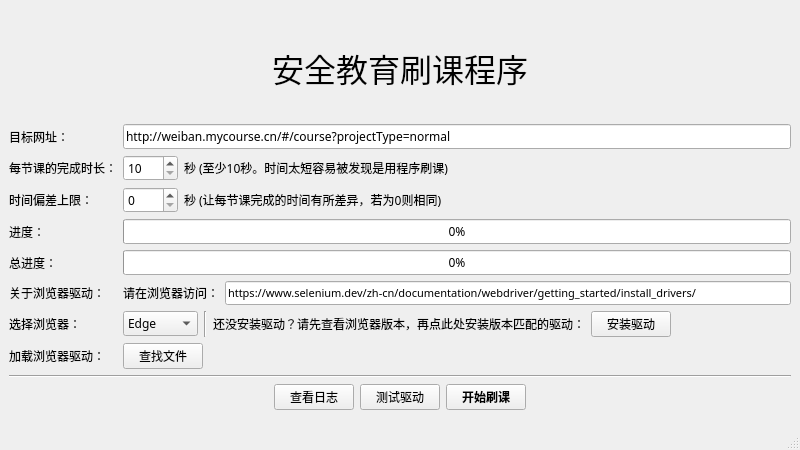
Before: the Qt Designer form ui.ui in laorange/ScriptForSafetyEducation, drawn with Qt 5.
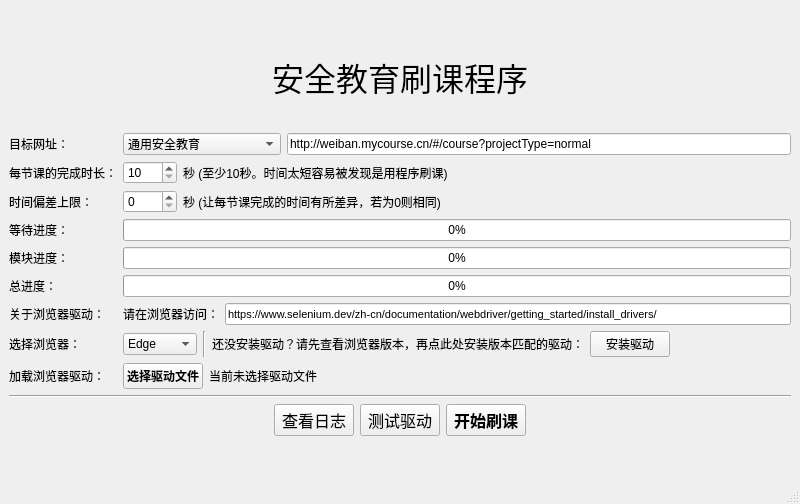
After: the same form once the commit is applied.

Diff of the .ui file:
```diff
--- a/ui.ui
+++ b/ui.ui
@@ -7,7 +7,7 @@
     <x>0</x>
     <y>0</y>
     <width>800</width>
-    <height>450</height>
+    <height>504</height>
    </rect>
   </property>
   <property name="minimumSize">
@@ -17,9 +17,7 @@
    </size>
   </property>
   <property name="font">
-   <font>
-    <family>MiSans</family>
-   </font>
+   <font/>
   </property>
   <property name="windowTitle">
    <string>MainWindow</string>
@@ -49,7 +47,6 @@
       </property>
       <property name="font">
        <font>
-        <family>MiSans</family>
         <pointsize>24</pointsize>
        </font>
       </property>
@@ -80,6 +77,32 @@
        </widget>
       </item>
       <item row="0" column="1">
+       <layout class="QHBoxLayout" name="horizontalLayout_5">
+        <item>
+         <widget class="QComboBox" name="projectType">
+          <item>
+           <property name="text">
+            <string>通用安全教育</string>
+           </property>
+          </item>
+          <item>
+           <property name="text">
+            <string>新生安全教育</string>
+           </property>
+          </item>
+          <item>
+           <property name="text">
+            <string>专题安全教育</string>
+           </property>
+          </item>
+          <item>
+           <property name="text">
+            <string>其他(请在右侧框内填写)</string>
+           </property>
+          </item>
+         </widget>
+        </item>
+        <item>
        <widget class="QLineEdit" name="TARGET_URL">
         <property name="minimumSize">
          <size>
@@ -104,6 +127,8 @@
         </property>
        </widget>
       </item>
+       </layout>
+      </item>
       <item row="1" column="0">
        <widget class="QLabel" name="label_3">
         <property name="text">
@@ -180,14 +205,14 @@
        </widget>
       </item>
       <item row="3" column="0">
-       <widget class="QLabel" name="label_7">
+       <widget class="QLabel" name="label_15">
         <property name="text">
-         <string>进度：</string>
+         <string>等待进度：</string>
         </property>
        </widget>
       </item>
       <item row="3" column="1">
-       <widget class="QProgressBar" name="progressBar">
+       <widget class="QProgressBar" name="waitProgressBar">
         <property name="value">
          <number>0</number>
         </property>
@@ -206,13 +231,39 @@
        </widget>
       </item>
       <item row="4" column="0">
+       <widget class="QLabel" name="label_7">
+        <property name="text">
+         <string>模块进度：</string>
+        </property>
+       </widget>
+      </item>
+      <item row="4" column="1">
+       <widget class="QProgressBar" name="progressBar">
+        <property name="value">
+         <number>0</number>
+        </property>
+        <property name="alignment">
+         <set>Qt::AlignCenter</set>
+        </property>
+        <property name="textVisible">
+         <bool>true</bool>
+        </property>
+        <property name="invertedAppearance">
+         <bool>false</bool>
+        </property>
+        <property name="textDirection">
+         <enum>QProgressBar::TopToBottom</enum>
+        </property>
+       </widget>
+      </item>
+      <item row="5" column="0">
        <widget class="QLabel" name="label_13">
         <property name="text">
          <string>总进度：</string>
         </property>
        </widget>
       </item>
-      <item row="4" column="1">
+      <item row="5" column="1">
        <widget class="QProgressBar" name="totalProgressBar">
         <property name="value">
          <number>0</number>
@@ -231,14 +282,14 @@
         </property>
        </widget>
       </item>
-      <item row="5" column="0">
+      <item row="6" column="0">
        <widget class="QLabel" name="label_12">
         <property name="text">
          <string>关于浏览器驱动：</string>
         </property>
        </widget>
       </item>
-      <item row="5" column="1">
+      <item row="6" column="1">
        <layout class="QHBoxLayout" name="horizontalLayout_4">
         <item>
          <widget class="QLabel" name="label_10">
@@ -251,7 +302,6 @@
          <widget class="QLineEdit" name="lineEdit_2">
           <property name="font">
            <font>
-            <family>MiSans</family>
             <pointsize>8</pointsize>
            </font>
           </property>
@@ -265,17 +315,20 @@
         </item>
        </layout>
       </item>
-      <item row="6" column="0">
+      <item row="7" column="0">
        <widget class="QLabel" name="label_9">
         <property name="text">
          <string>选择浏览器：</string>
         </property>
        </widget>
       </item>
-      <item row="6" column="1">
+      <item row="7" column="1">
        <layout class="QHBoxLayout" name="horizontalLayout">
         <item>
          <widget class="QComboBox" name="BROWSER">
+          <property name="font">
+           <font/>
+          </property>
           <item>
            <property name="text">
             <string>Edge</string>
@@ -329,26 +382,31 @@
         </item>
        </layout>
       </item>
-      <item row="7" column="0">
+      <item row="8" column="0">
        <widget class="QLabel" name="label_8">
         <property name="text">
          <string>加载浏览器驱动：</string>
         </property>
        </widget>
       </item>
-      <item row="7" column="1">
+      <item row="8" column="1">
        <layout class="QHBoxLayout" name="horizontalLayout_2" stretch="0,1">
         <item>
          <widget class="QPushButton" name="findLocalDriver">
+          <property name="font">
+           <font>
+            <bold>true</bold>
+           </font>
+          </property>
           <property name="text">
-           <string>查找文件</string>
+           <string>选择驱动文件</string>
           </property>
          </widget>
         </item>
         <item>
          <widget class="QLabel" name="driverPath">
           <property name="text">
-           <string/>
+           <string>当前未选择驱动文件</string>
           </property>
          </widget>
         </item>
@@ -380,6 +438,11 @@
       </item>
       <item>
        <widget class="QPushButton" name="checkLog">
+        <property name="font">
+         <font>
+          <pointsize>12</pointsize>
+         </font>
+        </property>
         <property name="text">
          <string>查看日志</string>
         </property>
@@ -387,6 +450,11 @@
       </item>
       <item>
        <widget class="QPushButton" name="testDriver">
+        <property name="font">
+         <font>
+          <pointsize>12</pointsize>
+         </font>
+        </property>
         <property name="text">
          <string>测试驱动</string>
         </property>
@@ -396,7 +464,7 @@
        <widget class="QPushButton" name="start">
         <property name="font">
          <font>
-          <family>MiSans</family>
+          <pointsize>12</pointsize>
           <bold>true</bold>
          </font>
         </property>
@@ -420,6 +488,16 @@
       </item>
      </layout>
     </item>
+    <item>
+     <widget class="QLabel" name="label_14">
+      <property name="text">
+       <string/>
+      </property>
+      <property name="alignment">
+       <set>Qt::AlignRight|Qt::AlignTrailing|Qt::AlignVCenter</set>
+      </property>
+     </widget>
+    </item>
     <item>
      <spacer name="verticalSpacer_2">
       <property name="orientation">
```
Lines whose indentation alone changed are shown as unchanged.
